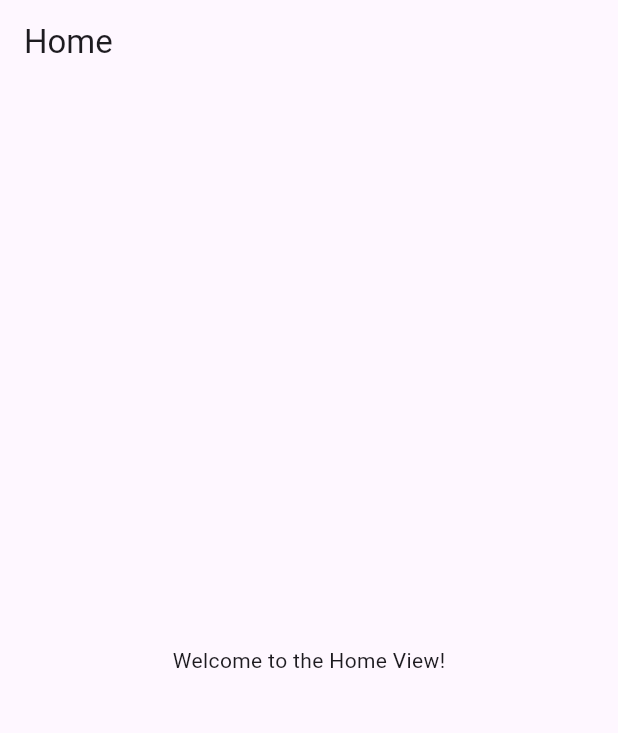
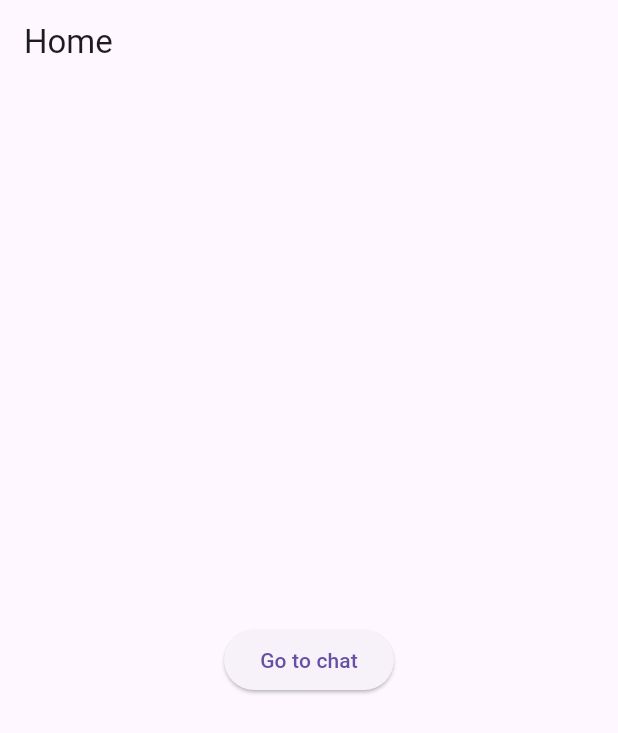
Before and after one commit to adrianluna0830/lingu, a Flutter app: the screen it shows after launch, on a phone screen of 412 x 824 dp. Shown: the top 733 px of the screen. Run offline on Flutter 3.47's test engine with Material 3 defaults, Android fonts, the phone set to English and light mode, and no system bars; our stand-ins replace auto_route, get_it, injectable, just_audio, signals; missing offline and left inert: just_audio_media_kit, record, waveform_flutter.

Commit message:
add chat feature with audio recording capabilities and update routing

```diff
--- a/lib/core/audio/playback/i_audio_playback.dart
+++ b/lib/core/audio/playback/i_audio_playback.dart
@@ -7,6 +7,7 @@ enum AudioPlaybackState {
   paused,
   stopped,
 }
+
 
 abstract class IAudioPlayerManager {
   ReadonlySignal<String?> get currentSource;
--- a/lib/core/audio/playback/just_audio_player_manager.dart
+++ b/lib/core/audio/playback/just_audio_player_manager.dart
@@ -1,8 +1,9 @@
 import 'dart:async';
+import 'package:injectable/injectable.dart';
 import 'package:just_audio/just_audio.dart' as ja;
 import 'package:lingu/core/audio/playback/i_audio_playback.dart';
 import 'package:signals/signals.dart';
-
+@Singleton(as: IAudioPlayerManager)
 class JustAudioPlayerManager extends IAudioPlayerManager {
   final ja.AudioPlayer _player = ja.AudioPlayer();
 
--- a/lib/core/audio/record/audio_recorder.dart
+++ b/lib/core/audio/record/audio_recorder.dart
@@ -1,11 +1,12 @@
 import 'dart:async';
 import 'dart:io';
 import 'dart:typed_data';
+import 'package:injectable/injectable.dart';
 import 'package:lingu/core/audio/record/i_audio_recorder.dart';
 import 'package:path_provider/path_provider.dart';
 import 'package:record/record.dart' as rec;
 import 'package:signals/signals.dart';
-
+@Singleton(as: IAudioRecorder)
 class AudioRecorder extends IAudioRecorder {
   final rec.AudioRecorder _recorder = rec.AudioRecorder();
   final StreamController<Amplitude> _amplitudeController =
--- a/lib/core/router/app_router.dart
+++ b/lib/core/router/app_router.dart
@@ -1,5 +1,6 @@
 import 'package:auto_route/auto_route.dart';
 import 'package:injectable/injectable.dart';
+import 'package:lingu/features/chat/chat_view.dart';
 import 'package:lingu/features/home/home_view.dart';
 
 part 'app_router.gr.dart';
@@ -11,5 +12,7 @@ class AppRouter extends RootStackRouter {
   @override
   List<AutoRoute> get routes => [
     AutoRoute(page: HomeRoute.page, initial: true),
+    AutoRoute(page: ChatRoute.page),
+
   ];
 }
--- a/lib/features/home/home_view.dart
+++ b/lib/features/home/home_view.dart
@@ -1,6 +1,7 @@
-
 import 'package:auto_route/auto_route.dart';
 import 'package:flutter/material.dart';
+import 'package:lingu/core/router/app_router.dart';
+
 @RoutePage()
 class HomeView extends StatelessWidget {
   const HomeView({super.key});
@@ -8,11 +9,14 @@ class HomeView extends StatelessWidget {
   @override
   Widget build(BuildContext context) {
     return Scaffold(
-      appBar: AppBar(
-        title: const Text('Home'),
-      ),
-      body: const Center(
-        child: Text('Welcome to the Home View!'),
+      appBar: AppBar(title: const Text('Home')),
+      body: Center(
+        child: ElevatedButton(
+          onPressed: () {
+            context.router.push(const ChatRoute());
+          },
+          child: const Text("Go to chat"),
+        ),
       ),
     );
   }
```
Also changed, not shown: lib/features/chat/chat_view.dart (added, +26 -0 lines), lib/features/chat/record/record_controller.dart (added, +25 -0 lines), lib/features/chat/record/record_display.dart (added, +46 -0 lines), lib/core/di/injection.config.dart, lib/core/router/app_router.gr.dart.
